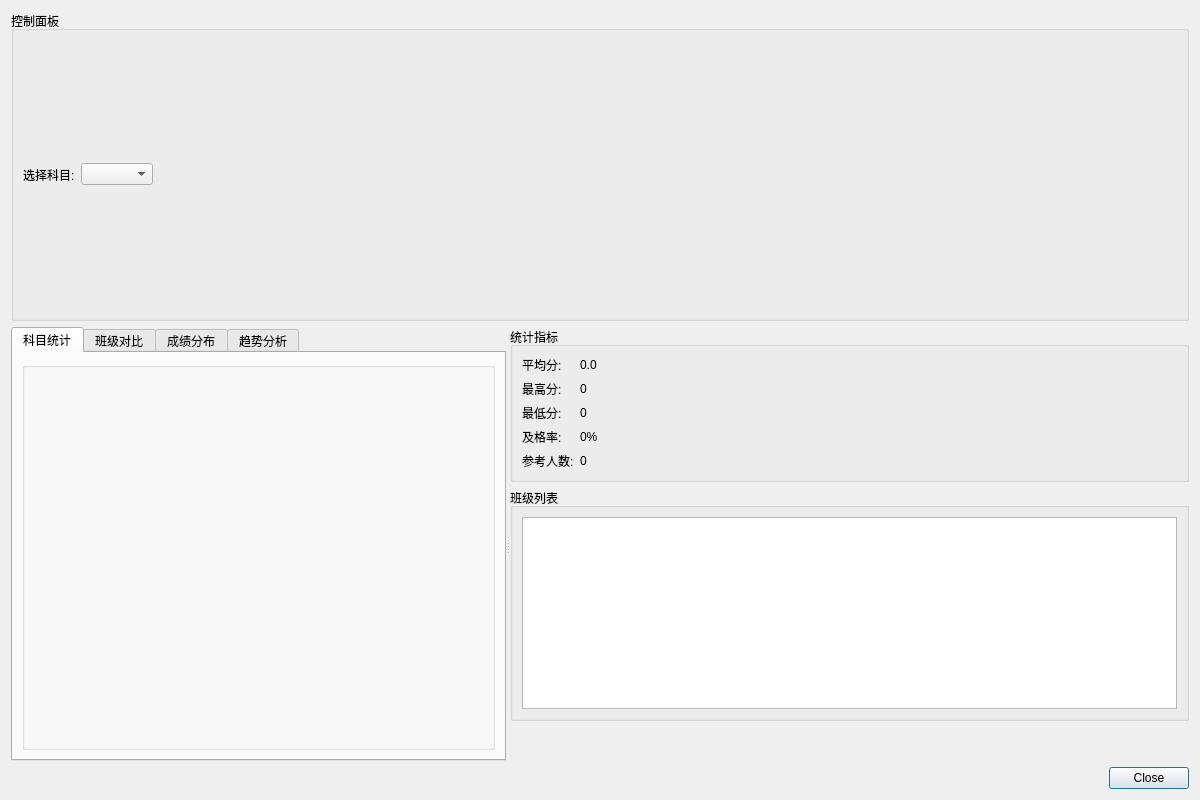
The window that statisticsdialog.ui (dkxjxj/qt_final) describes before a commit, drawn with Qt 5.
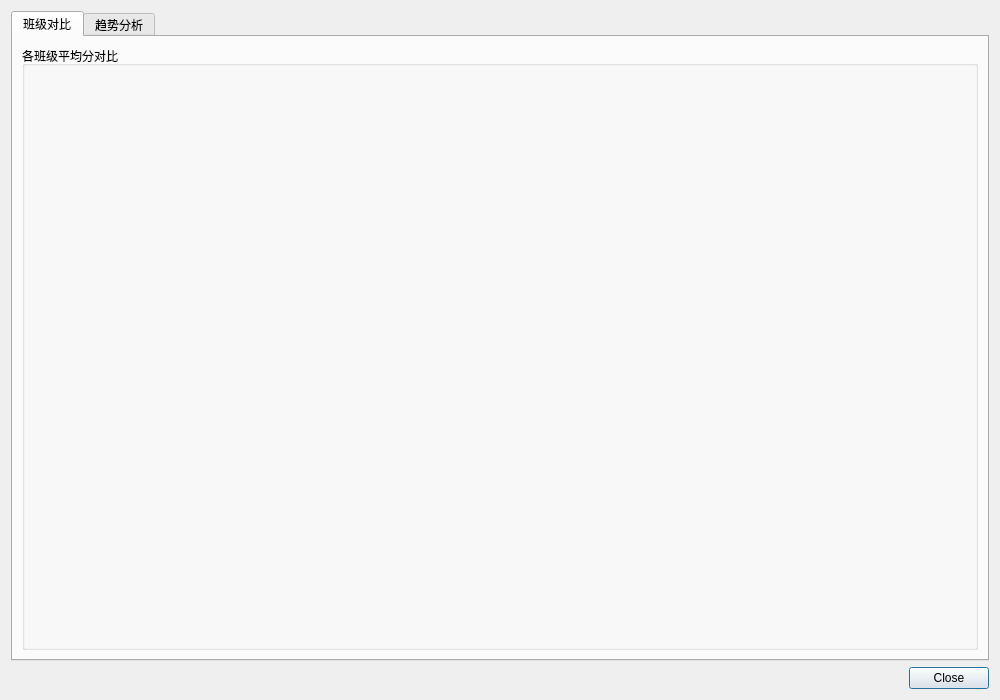
The same window after the commit.

Commit message: 修改了statisticsdialog整体布局

The edit to the form file:
```diff
--- a/statisticsdialog.ui
+++ b/statisticsdialog.ui
@@ -6,8 +6,8 @@
    <rect>
     <x>0</x>
     <y>0</y>
-    <width>1200</width>
-    <height>800</height>
+    <width>1000</width>
+    <height>700</height>
    </rect>
   </property>
   <property name="windowTitle">
@@ -15,213 +15,36 @@
   </property>
   <layout class="QVBoxLayout" name="verticalLayout">
    <item>
-    <widget class="QGroupBox" name="controlGroup">
-     <property name="title">
-      <string>控制面板</string>
+    <widget class="QTabWidget" name="tabWidget">
+     <property name="currentIndex">
+      <number>0</number>
      </property>
-     <layout class="QHBoxLayout" name="horizontalLayout">
-      <item>
-       <widget class="QLabel" name="subjectLabel">
-        <property name="text">
-         <string>选择科目:</string>
-        </property>
-       </widget>
-      </item>
-      <item>
-       <widget class="QComboBox" name="subjectCombo"/>
-      </item>
-      <item>
-       <spacer name="horizontalSpacer">
-        <property name="orientation">
-         <enum>Qt::Horizontal</enum>
-        </property>
-        <property name="sizeHint" stdset="0">
-         <size>
-          <width>40</width>
-          <height>20</height>
-         </size>
-        </property>
-       </spacer>
-      </item>
-     </layout>
-    </widget>
-   </item>
-   <item>
-    <widget class="QSplitter" name="splitter">
-     <property name="orientation">
-      <enum>Qt::Horizontal</enum>
-     </property>
-     <widget class="QTabWidget" name="tabWidget">
-      <property name="currentIndex">
-       <number>0</number>
-      </property>
-      <widget class="QWidget" name="tab">
-       <attribute name="title">
-        <string>科目统计</string>
-       </attribute>
-       <layout class="QVBoxLayout" name="verticalLayout_2">
-        <item>
-         <widget class="QGroupBox" name="subjectGroup">
-          <property name="title">
-           <string/>
-          </property>
-         </widget>
-        </item>
-       </layout>
-      </widget>
-      <widget class="QWidget" name="tab_2">
-       <attribute name="title">
-        <string>班级对比</string>
-       </attribute>
-       <layout class="QVBoxLayout" name="verticalLayout_3">
-        <item>
-         <widget class="QGroupBox" name="classGroup">
-          <property name="title">
-           <string/>
-          </property>
-         </widget>
-        </item>
-       </layout>
-      </widget>
-      <widget class="QWidget" name="tab_3">
-       <attribute name="title">
-        <string>成绩分布</string>
-       </attribute>
-       <layout class="QVBoxLayout" name="verticalLayout_4">
-        <item>
-         <widget class="QGroupBox" name="distributionGroup">
-          <property name="title">
-           <string/>
-          </property>
-         </widget>
-        </item>
-       </layout>
-      </widget>
-      <widget class="QWidget" name="tab_4">
-       <attribute name="title">
-        <string>趋势分析</string>
-       </attribute>
-       <layout class="QVBoxLayout" name="verticalLayout_5">
-        <item>
-         <widget class="QGroupBox" name="trendGroup">
-          <property name="title">
-           <string/>
-          </property>
-         </widget>
-        </item>
-       </layout>
-      </widget>
+     <widget class="QWidget" name="classTab">
+      <attribute name="title">
+       <string>班级对比</string>
+      </attribute>
+      <layout class="QVBoxLayout" name="classLayout">
+       <item>
+        <widget class="QGroupBox" name="classGroup">
+         <property name="title">
+          <string>各班级平均分对比</string>
+         </property>
+        </widget>
+       </item>
+      </layout>
      </widget>
-     <widget class="QWidget" name="widget">
-      <layout class="QVBoxLayout" name="verticalLayout_6">
+     <widget class="QWidget" name="trendTab">
+      <attribute name="title">
+       <string>趋势分析</string>
+      </attribute>
+      <layout class="QVBoxLayout" name="trendLayout">
        <item>
-        <widget class="QGroupBox" name="statsGroup">
+        <widget class="QGroupBox" name="trendGroup">
          <property name="title">
-          <string>统计指标</string>
+          <string>班级排名趋势</string>
          </property>
-         <layout class="QFormLayout" name="formLayout">
-          <item row="0" column="0">
-           <widget class="QLabel" name="avgLabel">
-            <property name="text">
-             <string>平均分:</string>
-            </property>
-           </widget>
-          </item>
-          <item row="0" column="1">
-           <widget class="QLabel" name="avgValue">
-            <property name="text">
-             <string>0.0</string>
-            </property>
-           </widget>
-          </item>
-          <item row="1" column="0">
-           <widget class="QLabel" name="maxLabel">
-            <property name="text">
-             <string>最高分:</string>
-            </property>
-           </widget>
-          </item>
-          <item row="1" column="1">
-           <widget class="QLabel" name="maxValue">
-            <property name="text">
-             <string>0</string>
-            </property>
-           </widget>
-          </item>
-          <item row="2" column="0">
-           <widget class="QLabel" name="minLabel">
-            <property name="text">
-             <string>最低分:</string>
-            </property>
-           </widget>
-          </item>
-          <item row="2" column="1">
-           <widget class="QLabel" name="minValue">
-            <property name="text">
-             <string>0</string>
-            </property>
-           </widget>
-          </item>
-          <item row="3" column="0">
-           <widget class="QLabel" name="passLabel">
-            <property name="text">
-             <string>及格率:</string>
-            </property>
-           </widget>
-          </item>
-          <item row="3" column="1">
-           <widget class="QLabel" name="passValue">
-            <property name="text">
-             <string>0%</string>
-            </property>
-           </widget>
-          </item>
-          <item row="4" column="0">
-           <widget class="QLabel" name="countLabel">
-            <property name="text">
-             <string>参考人数:</string>
-            </property>
-           </widget>
-          </item>
-          <item row="4" column="1">
-           <widget class="QLabel" name="countValue">
-            <property name="text">
-             <string>0</string>
-            </property>
-           </widget>
-          </item>
-         </layout>
         </widget>
        </item>
-       <item>
-        <widget class="QGroupBox" name="classListGroup">
-         <property name="title">
-          <string>班级列表</string>
-         </property>
-         <layout class="QVBoxLayout" name="verticalLayout_7">
-          <item>
-           <widget class="QListWidget" name="classList">
-            <property name="selectionMode">
-             <enum>QAbstractItemView::SingleSelection</enum>
-            </property>
-           </widget>
-          </item>
-         </layout>
-        </widget>
-       </item>
-       <item>
-        <spacer name="verticalSpacer">
-         <property name="orientation">
-          <enum>Qt::Vertical</enum>
-         </property>
-         <property name="sizeHint" stdset="0">
-          <size>
-           <width>20</width>
-           <height>40</height>
-          </size>
-         </property>
-        </spacer>
-       </item>
       </layout>
      </widget>
     </widget>
```
Left out of the diff: 21 changed lines with no effect on the pictures. The commit also changes 5 other files.
